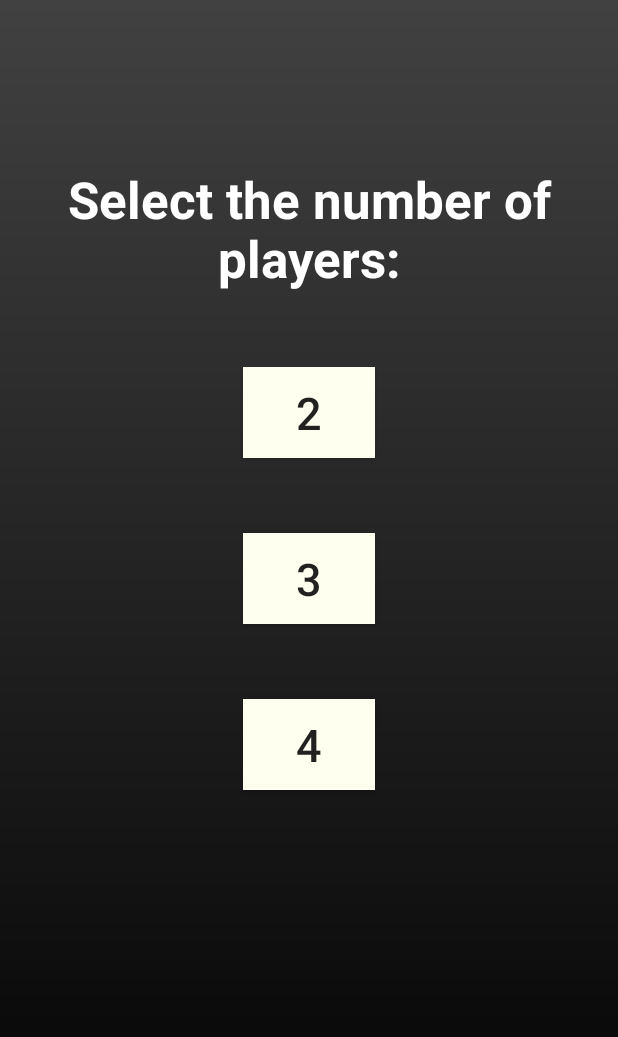
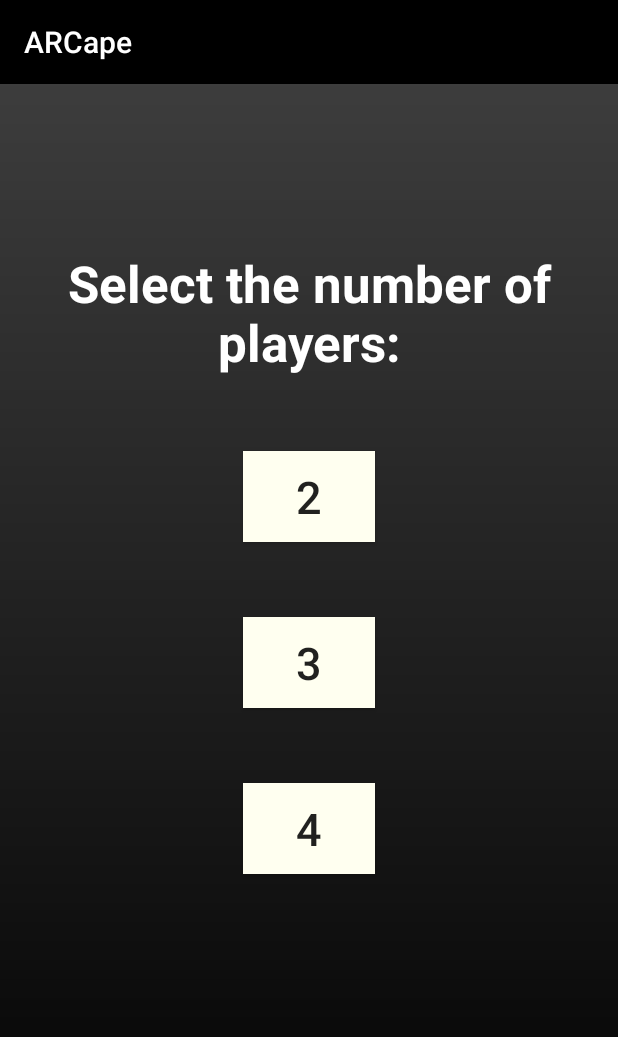
Before and after one commit to sach1n1/ARCape, an Android app: the Number screen opened directly, with no data from a screen before it, on a phone screen of 412 x 824 dp. Shown: the top 1037 px of the screen. Run offline under Robolectric (Android 15) with nearby library versions, the phone set to English and light mode, and no system bars.

Commit message:
Adding Action Bar

```diff
--- a/app/src/main/java/com/example/arcape/MainActivity.kt
+++ b/app/src/main/java/com/example/arcape/MainActivity.kt
@@ -1,6 +1,5 @@
 package com.example.arcape
 
-import android.content.res.Configuration
 import android.graphics.BitmapFactory
 import android.net.Uri
 import android.os.Bundle
--- a/app/src/main/java/com/example/arcape/Number.kt
+++ b/app/src/main/java/com/example/arcape/Number.kt
@@ -4,6 +4,7 @@ import android.content.Intent
 import android.os.Bundle
 import android.widget.Button
 import androidx.appcompat.app.AppCompatActivity
+import androidx.appcompat.widget.Toolbar
 
 class Number : AppCompatActivity() {
 
@@ -19,7 +20,8 @@ class Number : AppCompatActivity() {
     override fun onCreate(savedInstanceState: Bundle?) {
         super.onCreate(savedInstanceState)
         setContentView(R.layout.number)
-
+        val toolbar = findViewById<Toolbar>(R.id.toolbar)
+        setSupportActionBar(toolbar)
         val startBtn2 = findViewById<Button>(R.id.startBtn2)
         val startBtn3 = findViewById<Button>(R.id.startBtn3)
         val startBtn4 = findViewById<Button>(R.id.startBtn4)
--- a/app/src/main/java/com/example/arcape/Onboarding.kt
+++ b/app/src/main/java/com/example/arcape/Onboarding.kt
@@ -20,8 +20,8 @@ class Onboarding : AppCompatActivity() {
      override fun onCreate(savedInstanceState: Bundle?) {
          super.onCreate(savedInstanceState)
          setContentView(R.layout.onboarding)
-
-
+         val toolbar = findViewById<Toolbar>(R.id.toolbar)
+         setSupportActionBar(toolbar)
          val dotsIndicator = findViewById<DotsIndicator>(R.id.dots_indicator)
          viewPager = findViewById(R.id.viewpager)
          val startBtn = findViewById<Button>(R.id.startBtn)
--- a/app/src/main/res/layout/number.xml
+++ b/app/src/main/res/layout/number.xml
@@ -7,6 +7,15 @@
     tools:context=".MainActivity"
     android:orientation="vertical">
 
+    <androidx.appcompat.widget.Toolbar
+        android:id="@+id/toolbar"
+        android:layout_width="match_parent"
+        android:layout_height="?actionBarSize"
+        android:minHeight="?attr/actionBarSize"
+        android:popupTheme="@style/ThemeOverlay.MaterialComponents.ActionBar"
+        android:theme="@style/AppTheme.Toolbar"
+        android:background="#000000"/>
+
     <TextView
         android:id="@+id/numberText"
         android:layout_width="wrap_content"
@@ -14,7 +23,7 @@
         android:textColor="#FFFFFF"
         android:textAlignment="center"
         android:layout_marginTop="110dp"
-        android:textSize="34dp"
+        android:textSize="34sp"
         android:textStyle="bold"
         android:text="Select the number of players:" />
 
@@ -26,7 +35,7 @@
         android:padding="10dp"
         android:text="2"
         android:background="#FFFFF0"
-        android:textSize="30dp"
+        android:textSize="30sp"
         android:layout_marginTop="50dp"
         android:layout_centerHorizontal="true"/>
 
@@ -38,7 +47,7 @@
         android:padding="10dp"
         android:text="3"
         android:background="#FFFFF0"
-        android:textSize="30dp"
+        android:textSize="30sp"
         android:layout_marginTop="50dp"
         android:layout_centerHorizontal="true"/>
 
@@ -50,8 +59,7 @@
         android:padding="10dp"
         android:text="4"
         android:background="#FFFFF0"
-        android:textSize="30dp"
-        android:layout_marginTop="50dp"
-        android:layout_centerHorizontal="true"/>
+        android:textSize="30sp"
+        android:layout_marginTop="50dp" />
 
 </LinearLayout>
```
Also changed, not shown: app/src/main/res/layout/onboarding.xml (+9 -0 lines).
